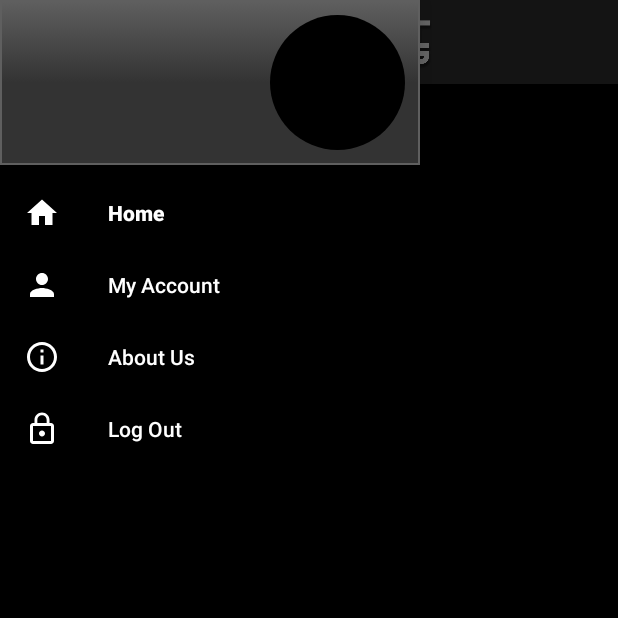
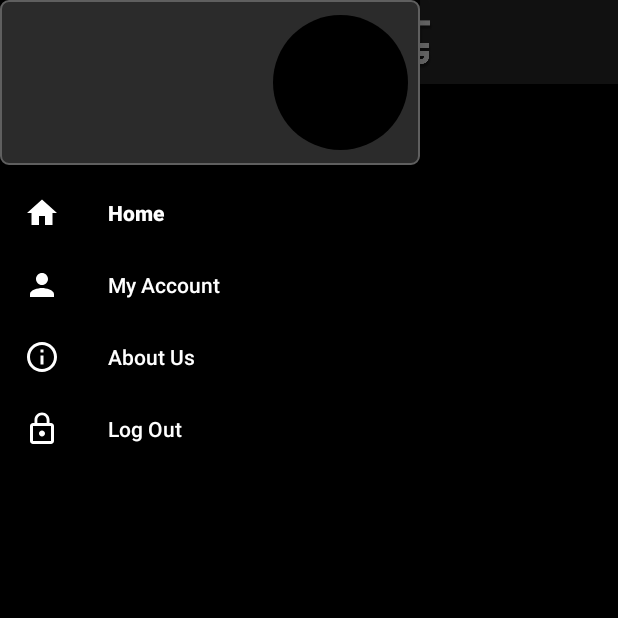
Before and after one commit to mughalasim/ChilloutRecords, an Android app: the GeneralListActivity screen opened directly, with no data from a screen before it, with the side drawer open, on a phone screen of 412 x 824 dp, the top half of it. Run offline under Robolectric (Android 15) with nearby library versions, the phone set to English and light mode, and no system bars; our stand-ins replace Firebase (no records; nobody signed in at launch, a user with empty details on screens opened directly); libraries missing offline, so code that uses them is left out: com.daimajia.androidanimations, com.facebook, com.facebook.login, com.makeramen.roundedimageview, me.leolin.shortcutbadger; plain views replace RoundedImageView; pictures from the network do not load; 5 statements that could not run were skipped.

Commit message:
Version 0.4 - New DB layout and refined UI

```diff
--- a/app/src/main/java/asimmughal/chilloutrecords/main_pages/activities/GeneralListActivity.java
+++ b/app/src/main/java/asimmughal/chilloutrecords/main_pages/activities/GeneralListActivity.java
@@ -3,7 +3,6 @@ package asimmughal.chilloutrecords.main_pages.activities;
 import android.os.Bundle;
 import android.support.v7.widget.LinearLayoutManager;
 import android.support.v7.widget.RecyclerView;
-import android.util.Log;
 
 import com.google.firebase.database.DataSnapshot;
 import com.google.firebase.database.DatabaseError;
@@ -33,7 +32,7 @@ public class GeneralListActivity extends ParentActivity {
     @Override
     protected void onCreate(Bundle savedInstanceState) {
         super.onCreate(savedInstanceState);
-        setContentView(R.layout.activity_artists);
+        setContentView(R.layout.activity_general_list);
 
         handleExtraBundles();
 
@@ -86,7 +85,7 @@ public class GeneralListActivity extends ParentActivity {
                     Helpers.LogThis("AFTER PARSING: " + jsonArray.toString());
 
                     int length = jsonArray.length();
-                    if (length > 1) {
+                    if (length > 0) {
                         arrayList.clear();
                         for (int i = 0; i < length; i++) {
                             JSONObject object = jsonArray.getJSONObject(i);
@@ -138,7 +137,7 @@ public class GeneralListActivity extends ParentActivity {
                     Helpers.LogThis("AFTER PARSING: " + jsonArray.toString());
 
                     int length = jsonArray.length();
-                    if (length > 1) {
+                    if (length > 0) {
                         arrayList.clear();
                         for (int i = 0; i < length; i++) {
                             JSONObject object = jsonArray.getJSONObject(i);
@@ -174,7 +173,7 @@ public class GeneralListActivity extends ParentActivity {
     public void noLists() {
         arrayList.clear();
         recyclerView.setAdapter(adapter);
-
+        adapter.notifyDataSetChanged();
     }
 
 }
--- a/app/src/main/java/asimmughal/chilloutrecords/main_pages/activities/ParentActivity.java
+++ b/app/src/main/java/asimmughal/chilloutrecords/main_pages/activities/ParentActivity.java
@@ -48,11 +48,9 @@ public class ParentActivity extends AppCompatActivity
     Database db;
     Toolbar toolbar;
     DrawerLayout drawer;
-    ActionBarDrawerToggle toggle;
     NavigationView navigationView;
-    private View header;
     private BroadcastReceiver receiver;
-    TextView userName, userEmail, toolbar_text;
+    private TextView userName, userEmail, toolbar_text;
     private RoundedImageView userPic;
     private int drawer_id;
     String toolbarTitle;
@@ -92,13 +90,13 @@ public class ParentActivity extends AppCompatActivity
             toolbar_text.setText(toolbarTitle);
         }
 
-        toggle = new ActionBarDrawerToggle(
+        ActionBarDrawerToggle toggle = new ActionBarDrawerToggle(
                 this, drawer, toolbar, R.string.navigation_drawer_open, R.string.navigation_drawer_close);
-        drawer.setDrawerListener(toggle);
+        drawer.addDrawerListener(toggle);
         toggle.syncState();
 
         navigationView.setNavigationItemSelectedListener(this);
-        header = navigationView.getHeaderView(0);
+        View header = navigationView.getHeaderView(0);
         userName = header.findViewById(R.id.username);
         userEmail = header.findViewById(R.id.userEmail);
         userPic = header.findViewById(R.id.userPic);
@@ -175,7 +173,7 @@ public class ParentActivity extends AppCompatActivity
                 try {
                     Gson gson = new Gson();
                     JSONObject jsonObject = new JSONObject(gson.toJson(dataSnapshot.getValue()));
-                    Helpers.LogThis("AFTER PARSING: " + jsonObject.toString());
+//                    Helpers.LogThis("AFTER PARSING: " + jsonObject.toString());
                     final int version_code = Integer.valueOf(jsonObject.getString("version_code"));
                     final String download_url = jsonObject.getString("download_url");
                     SharedPrefs.setDownLoadURL(download_url);
@@ -197,7 +195,6 @@ public class ParentActivity extends AppCompatActivity
                             @Override
                             public void onClick(View v) {
                                 try {
-                                    if (Helpers.isDownloadManagerAvailable()) {
                                         DownloadManager.Request request = new DownloadManager.Request(Uri.parse(download_url));
                                         request.setDescription("Downloading APK");
                                         request.setTitle(getString(R.string.app_name));
@@ -209,7 +206,6 @@ public class ParentActivity extends AppCompatActivity
                                         DownloadManager manager = (DownloadManager) getSystemService(Context.DOWNLOAD_SERVICE);
                                         assert manager != null;
                                         manager.enqueue(request);
-                                    }
                                 } catch (Exception e) {
                                     helper.ToastMessage(ParentActivity.this, getString(R.string.error_500));
                                 }
--- a/app/src/main/java/asimmughal/chilloutrecords/utils/Helpers.java
+++ b/app/src/main/java/asimmughal/chilloutrecords/utils/Helpers.java
@@ -106,7 +106,7 @@ public class Helpers {
 
     public static void LogThis(String data) {
         if (BuildConfig.LOGGING) {
-            Log.e("EAT OUT KENYA: ", data);
+            Log.e("LOGGED: ", data);
         }
     }
 
@@ -210,13 +210,6 @@ public class Helpers {
     public boolean validateEmail(String email) {
         Pattern pattern = Patterns.EMAIL_ADDRESS;
         return pattern.matcher(email).matches();
-    }
-
-    public static boolean isDownloadManagerAvailable() {
-        if (Build.VERSION.SDK_INT >= Build.VERSION_CODES.HONEYCOMB) {
-            return true;
-        }
-        return false;
     }
 
 //    public boolean validateIsLoggedIn() {
--- a/app/src/main/res/drawable/bckgrd_activity_panels.xml
+++ b/app/src/main/res/drawable/bckgrd_activity_panels.xml
@@ -4,7 +4,7 @@
     <item android:state_pressed="false" android:state_focused="false">
         <shape>
             <gradient
-                android:startColor="@color/dark_grey"
+                android:startColor="@color/very_dark_grey"
                 android:centerColor="@color/very_dark_grey"
                 android:endColor="@color/very_dark_grey"
                 android:angle="270"
@@ -13,7 +13,7 @@
                 android:width="1dp"
                 android:color="@color/dark_grey" />
             <corners
-                android:radius="0dp" />
+                android:radius="5dp" />
         </shape>
     </item>
 
--- a/app/src/main/res/layout/header_navigation.xml
+++ b/app/src/main/res/layout/header_navigation.xml
@@ -39,8 +39,8 @@
         android:layout_alignParentRight="true"
         android:layout_margin="@dimen/activity_padding"
         android:src="@color/colorPrimaryDark"
-        app:riv_border_color="@color/colorPrimary"
+        app:riv_border_color="@color/colorAccent"
         app:riv_border_width="1dp"
-        app:riv_corner_radius="50dp" />
+        app:riv_corner_radius="5dp" />
 
 </RelativeLayout>
--- a/app/src/main/res/layout/layout_no_data.xml
+++ b/app/src/main/res/layout/layout_no_data.xml
@@ -6,7 +6,7 @@
 
     <TextView
         style="@style/Header_Text"
-        android:text="No DATA FOUND"
+        android:text="@string/txt_no_data_found"
         android:padding="@dimen/activity_padding"
         android:drawableTop="@drawable/ic_sad_face"/>
 
--- a/app/src/main/res/layout/list_item_music.xml
+++ b/app/src/main/res/layout/list_item_music.xml
@@ -47,7 +47,8 @@
             <TextView
                 style="@style/Text_Normal"
                 android:layout_gravity="start"
-                android:text="Released:"
+                android:text="@string/txt_released"
+                android:textColor="@color/colorPrimary"
                 android:textSize="@dimen/text_size_tiny"
                 android:textStyle="bold" />
 
@@ -55,7 +56,7 @@
                 android:id="@+id/release_year"
                 style="@style/Text_Normal"
                 android:layout_gravity="start"
-                android:text="2004"
+                android:textColor="@color/colorPrimary"
                 android:textSize="@dimen/text_size_tiny" />
 
         </LinearLayout>
--- a/app/src/main/res/values/colors.xml
+++ b/app/src/main/res/values/colors.xml
@@ -8,7 +8,7 @@
     <color name="green">#9dff00</color>
     <color name="dark_green">#86da00</color>
 
-    <color name="very_dark_grey">#333333</color>
+    <color name="very_dark_grey">#2b2b2b</color>
     <color name="dark_grey">#5f5f5f</color>
     <color name="grey">#bcbcbc</color>
     <color name="light_grey">#d2d2d2</color>
--- a/app/src/main/res/values/dimens.xml
+++ b/app/src/main/res/values/dimens.xml
@@ -1,7 +1,7 @@
 <resources>
     <!-- Default screen margins, per the Android Design guidelines. -->
 
-    <dimen name="activity_padding">10dp</dimen>
+    <dimen name="activity_padding">8dp</dimen>
     <dimen name="my_account_profile_pic">160dp</dimen>
     <dimen name="nav_header_height">110dp</dimen>
     <dimen name="nav_header_pic_height">90dp</dimen>
@@ -12,17 +12,15 @@
 
     <dimen name="share_icon_size">50dp</dimen>
 
-    <dimen name="text_size_header">32sp</dimen>
+    <dimen name="text_size_header">20sp</dimen>
     <dimen name="text_size_normal">18sp</dimen>
     <dimen name="text_size_small">16sp</dimen>
     <dimen name="text_size_tiny">14sp</dimen>
     <dimen name="text_size_header_margin">4sp</dimen>
     <dimen name="text_size_normal_margin">2sp</dimen>
-    <dimen name="text_size_small_margin">1sp</dimen>
-    <dimen name="text_size_tiny_margin">0sp</dimen>
+    <dimen name="text_size_small_margin">2sp</dimen>
+    <dimen name="text_size_tiny_margin">2sp</dimen>
 
     <dimen name="edit_text_height">50sp</dimen>
-    <dimen name="call_button_height">20sp</dimen>
-    <dimen name="rating_bar_height">30sp</dimen>
 
 </resources>
--- a/app/src/main/res/values/styles.xml
+++ b/app/src/main/res/values/styles.xml
@@ -72,7 +72,7 @@
         <item name="android:textSelectHandle">@drawable/edit_text_selection_background</item>
         <item name="android:selectable">false</item>
         <item name="android:textColor">@color/colorAccent</item>
-        <item name="android:textColorHint">@color/light_green</item>
+        <item name="android:textColorHint">@color/colorPrimary</item>
         <item name="android:layout_margin">@dimen/text_size_normal_margin</item>
         <item name="android:textSize">@dimen/text_size_normal</item>
     </style>
--- a/build.gradle
+++ b/build.gradle
@@ -39,7 +39,7 @@ ext {
     GooglePlaySDK = '11.6.2'
 
     // Debug the App
-    debugMode = true
+    debugMode = false
     proGuard = true
 
     // App Versioning
```
Also changed, not shown: app/src/main/java/asimmughal/chilloutrecords/main_pages/activities/ArtistDetailsActivity.java (+9 -4 lines), app/src/main/java/asimmughal/chilloutrecords/main_pages/activities/MusicActivity.java (+14 -6 lines), app/src/main/java/asimmughal/chilloutrecords/main_pages/adapters/generalAdapter.java (+17 -14 lines), app/src/main/res/layout/activity_artist_details.xml (+6 -10 lines), app/src/main/res/layout/header_artist_details_layout.xml (+14 -1 lines), app/src/main/res/layout/list_item_general.xml (+52 -40 lines), app/src/main/res/layout/list_item_track.xml (+9 -11 lines), app/src/main/res/values/strings.xml (+10 -1 lines), app/src/main/res/layout/activity_general_list.xml (renamed from app/src/main/res/layout/activity_artists.xml).
